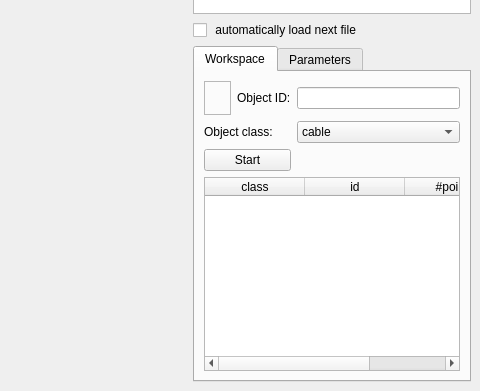
First picture: the form in viewer.ui, repository Kapernikov/cloud_annotation_tool, before the edit; both pictures show x 509 to 989 and y 271 to 662 of the 989 by 662 pixel window.
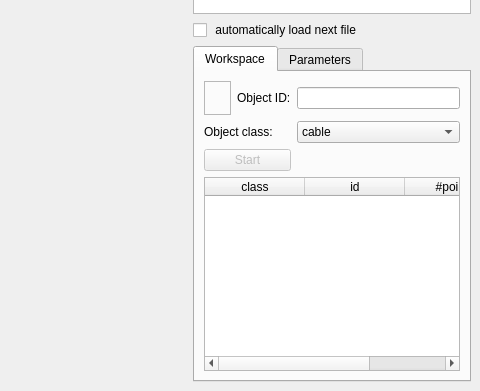
Second picture: the form after the edit. Custom widgets are drawn as their Qt base class.

What changed in the file:
```diff
--- a/viewer.ui
+++ b/viewer.ui
@@ -138,6 +138,9 @@
           </item>
           <item row="2" column="0" colspan="2">
            <widget class="QPushButton" name="btnStartStop">
+            <property name="enabled">
+             <bool>false</bool>
+            </property>
             <property name="text">
              <string>Start</string>
             </property>
```
Left out of the diff: 3 changed lines with no effect on the pictures.
